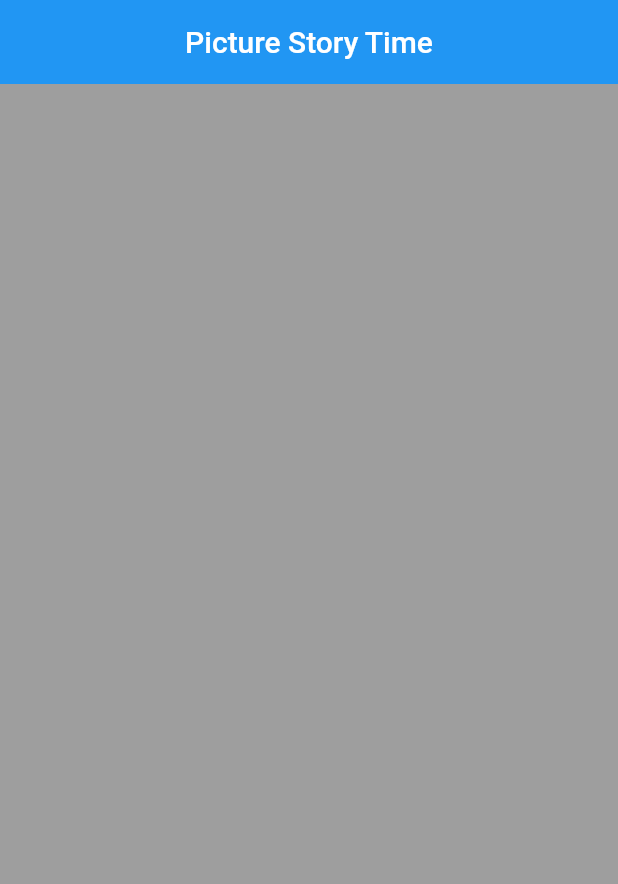
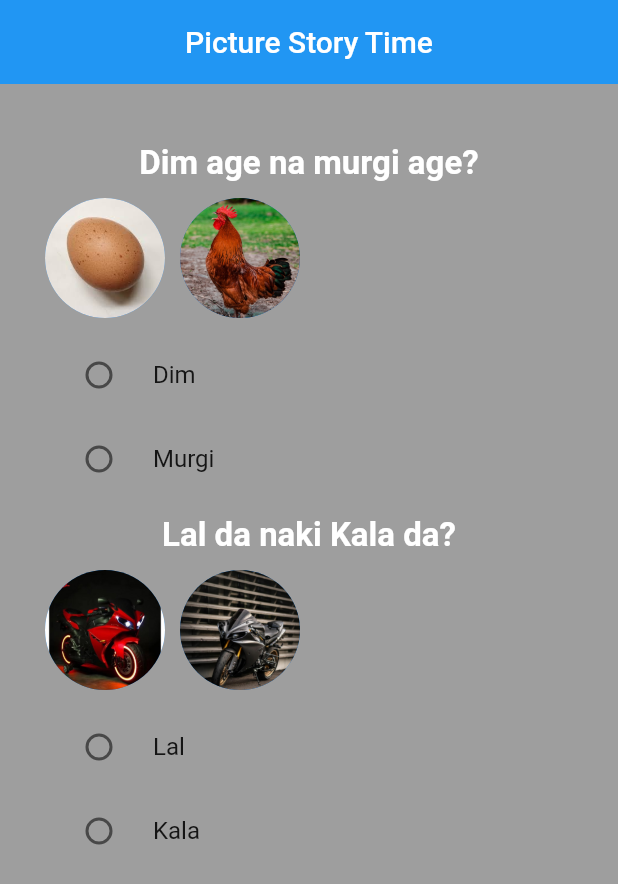
Before and after one commit to BK-Bagchi/flutter_picture_story_time, a Flutter app: the screen it shows after launch, on a phone screen of 412 x 824 dp. Shown: the top 884 px of the screen. Run offline on Flutter 3.47's test engine with Material 2 defaults, Android fonts, the phone set to English and light mode, and no system bars.

Commit message:
quiz question added

```diff
--- a/lib/main.dart
+++ b/lib/main.dart
@@ -20,11 +20,104 @@ class PictureStoryTime extends StatelessWidget {
           centerTitle: true,
           elevation: 0.0,
         ),
-        body: const Padding(
-          padding: const EdgeInsets.fromLTRB(30.0, 40.0, 30.0, 0.0),
+        body: Padding(
+          padding: EdgeInsets.fromLTRB(30.0, 40.0, 30.0, 0.0),
           child: Column(
-              //app body here
-              ),
+            crossAxisAlignment: CrossAxisAlignment.start,
+            children: <Widget>[
+              Column(children: <Widget>[
+                const Text(
+                  'Dim age na murgi age?',
+                  style: TextStyle(
+                    color: Colors.white,
+                    fontWeight: FontWeight.bold,
+                    fontSize: 22.0,
+                  ),
+                ),
+                const SizedBox(height: 10.0),
+                const Row(
+                  children: <Widget>[
+                    Center(
+                      child: CircleAvatar(
+                        radius: 40,
+                        backgroundImage: AssetImage('assets/dim.jpeg'),
+                      ),
+                    ),
+                    SizedBox(width: 10.0),
+                    Center(
+                      child: CircleAvatar(
+                        radius: 40,
+                        backgroundImage: AssetImage('assets/cock.jpg'),
+                      ),
+                    ),
+                  ],
+                ),
+                const SizedBox(height: 10.0),
+                RadioListTile<int>(
+                  title: const Text('Dim'),
+                  value: 1,
+                  groupValue: null, // Provide the selected value here
+                  onChanged: (int? value) {
+                    // Handle the radio button selection here
+                  },
+                ),
+                RadioListTile<int>(
+                  title: const Text('Murgi'),
+                  value: 2,
+                  groupValue: null, // Provide the selected value here
+                  onChanged: (int? value) {
+                    // Handle the radio button selection here
+                  },
+                ),
+              ]),
+              const SizedBox(height: 10.0),
+              Column(children: <Widget>[
+                const Text(
+                  'Lal da naki Kala da?',
+                  style: TextStyle(
+                    color: Colors.white,
+                    fontWeight: FontWeight.bold,
+                    fontSize: 22.0,
+                  ),
+                ),
+                const SizedBox(height: 10.0),
+                const Row(
+                  children: <Widget>[
+                    Center(
+                      child: CircleAvatar(
+                        radius: 40,
+                        backgroundImage: AssetImage('assets/red_bike.jpg'),
+                      ),
+                    ),
+                    SizedBox(width: 10.0),
+                    Center(
+                      child: CircleAvatar(
+                        radius: 40,
+                        backgroundImage: AssetImage('assets/black_bike.jpg'),
+                      ),
+                    ),
+                  ],
+                ),
+                const SizedBox(height: 10.0),
+                RadioListTile<int>(
+                  title: const Text('Lal'),
+                  value: 1,
+                  groupValue: null, // Provide the selected value here
+                  onChanged: (int? value) {
+                    // Handle the radio button selection here
+                  },
+                ),
+                RadioListTile<int>(
+                  title: const Text('Kala'),
+                  value: 2,
+                  groupValue: null, // Provide the selected value here
+                  onChanged: (int? value) {
+                    // Handle the radio button selection here
+                  },
+                ),
+              ])
+            ],
+          ),
         ),
       ),
     );
```
Also changed, not shown: pubspec.yaml (+7 -6 lines), assets/black_bike.jpg (added), assets/cock.jpg (added), assets/dim.jpeg (added), assets/red_bike.jpg (added).
